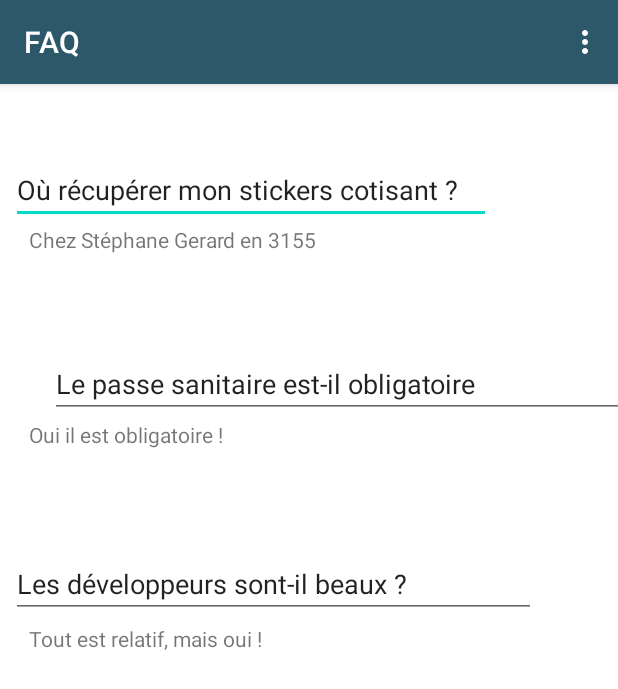
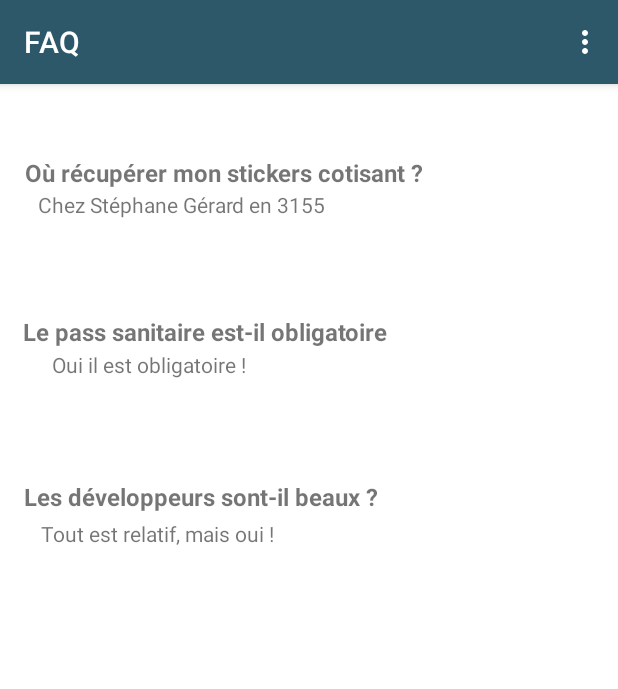
Before and after one commit to colletjea/appKenaii, an Android app: the FAQ screen opened directly, with no data from a screen before it, on a phone screen of 412 x 824 dp. Shown: the top 689 px of the screen. Run offline under Robolectric (Android 15) with nearby library versions, the phone set to English and light mode, and no system bars.

Commit message:
Détails des modifs : - FAQ fait V2

```diff
--- a/app/src/main/res/layout/activity_faq.xml
+++ b/app/src/main/res/layout/activity_faq.xml
@@ -6,14 +6,16 @@
     android:layout_height="match_parent"
     tools:context=".FAQ">
 
-    <EditText
+    <TextView
         android:id="@+id/editTextTextPersonName"
         android:layout_width="320dp"
         android:layout_height="wrap_content"
+        android:layout_marginStart="10dp"
         android:layout_marginTop="48dp"
         android:ems="10"
-        android:inputType="textPersonName"
         android:text="Où récupérer mon stickers cotisant ?"
+        android:textSize="16sp"
+        android:textStyle="bold"
         app:layout_constraintEnd_toEndOf="parent"
         app:layout_constraintHorizontal_bias="0.079"
         app:layout_constraintStart_toStartOf="parent"
@@ -22,29 +24,30 @@
 
     <TextView
         android:id="@+id/textView9"
-        android:layout_width="400dp"
+        android:layout_width="350dp"
         android:layout_height="wrap_content"
+        android:layout_marginStart="20dp"
         android:layout_marginTop="4dp"
-        android:layout_marginLeft="20dp"
         android:layout_marginBottom="67dp"
-        android:text="Chez Stéphane Gerard en 3155"
+        android:text="Chez Stéphane Gérard en 3155"
         app:layout_constraintBottom_toTopOf="@+id/editTextTextPersonName2"
         app:layout_constraintEnd_toEndOf="parent"
         app:layout_constraintHorizontal_bias="0.133"
         app:layout_constraintStart_toStartOf="parent"
         app:layout_constraintTop_toBottomOf="@+id/editTextTextPersonName" />
 
-    <EditText
+    <TextView
         android:id="@+id/editTextTextPersonName2"
-        android:layout_width="400dp"
+        android:layout_width="320dp"
         android:layout_height="wrap_content"
+        android:layout_marginStart="15dp"
         android:layout_marginTop="84dp"
         android:ems="10"
-        android:inputType="textPersonName"
-        android:layout_marginLeft="70dp"
-        android:text="Le passe sanitaire est-il obligatoire"
+        android:text="Le pass sanitaire est-il obligatoire"
+        android:textSize="16sp"
+        android:textStyle="bold"
         app:layout_constraintEnd_toEndOf="parent"
-        app:layout_constraintHorizontal_bias="0.636"
+        app:layout_constraintHorizontal_bias="0.0"
         app:layout_constraintStart_toStartOf="parent"
         app:layout_constraintTop_toBottomOf="@+id/editTextTextPersonName" />
 
@@ -52,6 +55,7 @@
         android:id="@+id/textView10"
         android:layout_width="320dp"
         android:layout_height="wrap_content"
+        android:layout_marginStart="20dp"
         android:layout_marginTop="4dp"
         android:layout_marginBottom="67dp"
         android:text="Oui il est obligatoire !"
@@ -62,14 +66,16 @@
         app:layout_constraintTop_toBottomOf="@+id/editTextTextPersonName2"
         app:layout_constraintVertical_bias="1.0" />
 
-    <EditText
+    <TextView
         android:id="@+id/editTextTextPersonName3"
         android:layout_width="350dp"
         android:layout_height="wrap_content"
+        android:layout_marginStart="10dp"
         android:layout_marginTop="88dp"
         android:ems="10"
-        android:inputType="textPersonName"
         android:text="Les développeurs sont-il beaux ?"
+        android:textSize="16sp"
+        android:textStyle="bold"
         app:layout_constraintEnd_toEndOf="parent"
         app:layout_constraintHorizontal_bias="0.114"
         app:layout_constraintStart_toStartOf="parent"
@@ -79,6 +85,7 @@
         android:id="@+id/textView11"
         android:layout_width="320dp"
         android:layout_height="wrap_content"
+        android:layout_marginStart="10dp"
         android:layout_marginTop="4dp"
         android:text="Tout est relatif, mais oui !"
         app:layout_constraintBottom_toBottomOf="parent"
```
